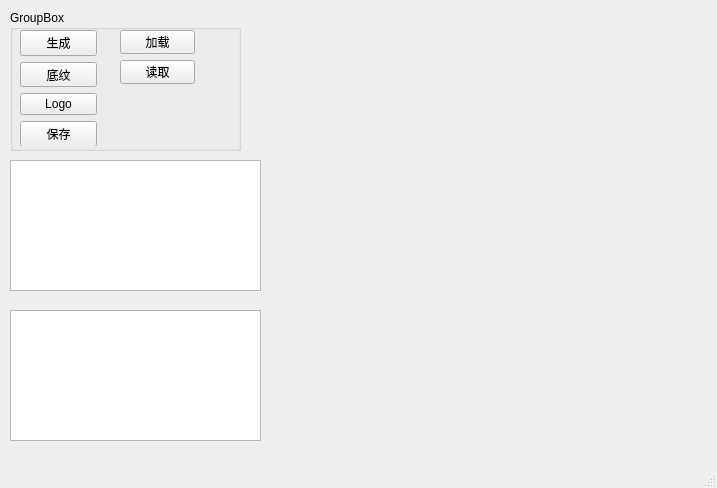
Qt form tools/QRmaker.ui (etony/myPyTool) before a commit.
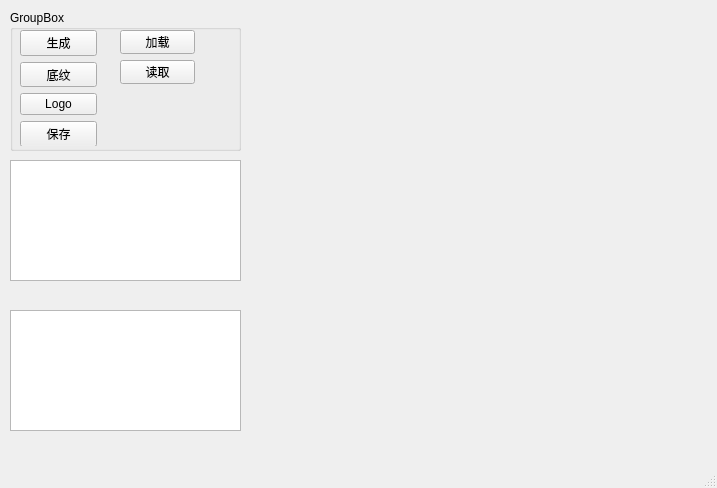
The same form after that commit. Icons and pictures are not drawn.

Patch:
```diff
--- a/tools/QRmaker.ui
+++ b/tools/QRmaker.ui
@@ -33,16 +33,6 @@
      <bool>true</bool>
     </property>
    </widget>
-   <widget class="QTextEdit" name="te_info">
-    <property name="geometry">
-     <rect>
-      <x>10</x>
-      <y>160</y>
-      <width>251</width>
-      <height>131</height>
-     </rect>
-    </property>
-   </widget>
    <widget class="QGroupBox" name="groupBox">
     <property name="geometry">
      <rect>
@@ -122,13 +112,23 @@
      </layout>
     </widget>
    </widget>
-   <widget class="QTextEdit" name="te_out">
+   <widget class="QPlainTextEdit" name="te_out">
     <property name="geometry">
      <rect>
       <x>10</x>
       <y>310</y>
-      <width>251</width>
-      <height>131</height>
+      <width>231</width>
+      <height>121</height>
+     </rect>
+    </property>
+   </widget>
+   <widget class="QPlainTextEdit" name="te_info">
+    <property name="geometry">
+     <rect>
+      <x>10</x>
+      <y>160</y>
+      <width>231</width>
+      <height>121</height>
      </rect>
     </property>
    </widget>
```
